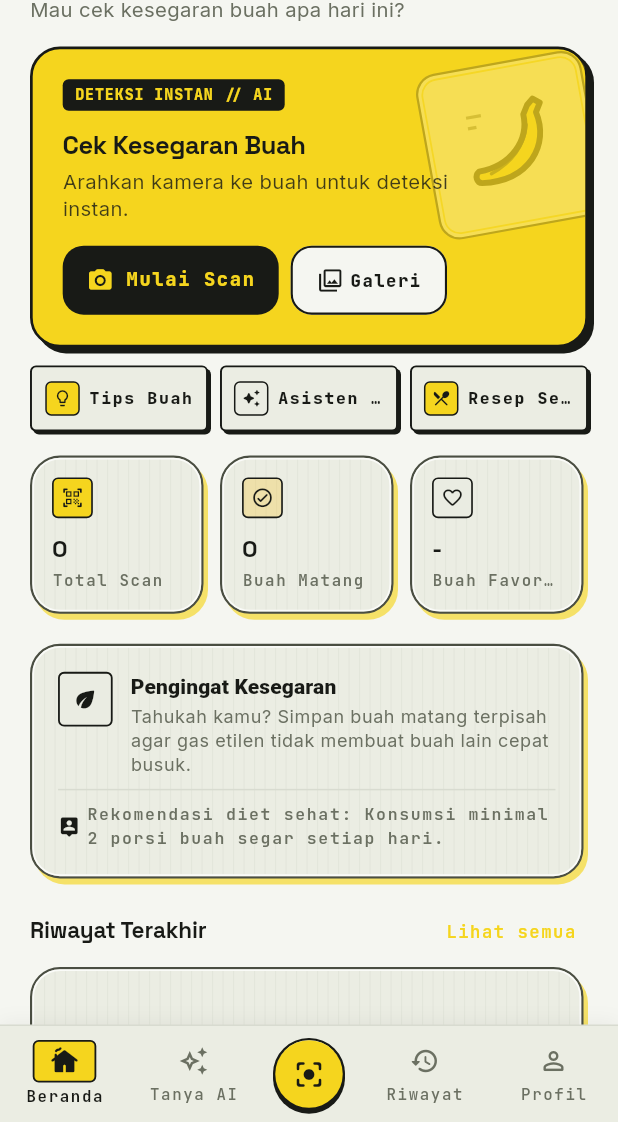
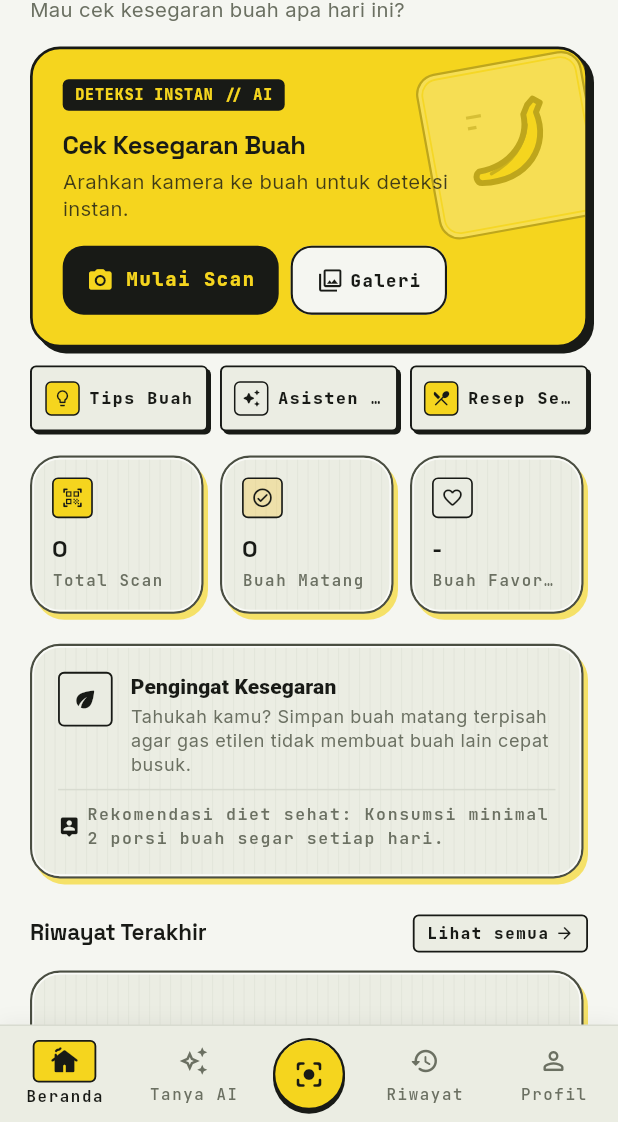
Before and after one commit to TEGARWK/BananaLens, a Flutter app: the HomeScreen screen opened by its route, on a phone screen of 412 x 824 dp, the part 114-1236 px from its top. Run offline on Flutter 3.47's test engine with Material 3 defaults, Android fonts, the phone set to English and light mode, and no system bars; our stand-ins replace camera, cloud_firestore, dio, firebase_auth, firebase_core, flutter_dotenv and 9 more; missing offline and left inert: google_mlkit_image_labeling, tflite_flutter; accounts and stored records are empty.

Commit message:
fix(ui): improve contrast and BananaLens styling for SectionHeader action button

```diff
--- a/lib/ui/widgets/section_header.dart
+++ b/lib/ui/widgets/section_header.dart
@@ -16,32 +16,48 @@ class SectionHeader extends StatelessWidget {
   @override
   Widget build(BuildContext context) {
     final theme = Theme.of(context);
+    final ink = theme.colorScheme.onSurface;
 
     return Padding(
       padding: const EdgeInsets.symmetric(vertical: AppDimens.s4),
       child: Row(
         mainAxisAlignment: MainAxisAlignment.spaceBetween,
         children: [
-          Text(
-            title,
-            style: theme.textTheme.titleMedium?.copyWith(
-              fontWeight: FontWeight.w700,
+          Expanded(
+            child: Text(
+              title,
+              style: theme.textTheme.titleMedium?.copyWith(
+                fontWeight: FontWeight.w800,
+              ),
             ),
           ),
           if (actionText != null)
-            TextButton(
-              onPressed: onAction,
-              style: TextButton.styleFrom(
-                visualDensity: VisualDensity.compact,
-                padding: const EdgeInsets.symmetric(horizontal: AppDimens.s8),
-                minimumSize: Size.zero,
-                tapTargetSize: MaterialTapTargetSize.shrinkWrap,
-              ),
-              child: Text(
-                actionText!,
-                style: theme.textTheme.labelMedium?.copyWith(
-                  color: theme.colorScheme.primary,
-                  fontWeight: FontWeight.w600,
+            InkWell(
+              onTap: onAction,
+              borderRadius: BorderRadius.circular(AppDimens.rSharp),
+              child: Container(
+                padding: const EdgeInsets.symmetric(
+                  horizontal: AppDimens.s8,
+                  vertical: 4,
+                ),
+                decoration: BoxDecoration(
+                  color: theme.colorScheme.surface,
+                  borderRadius: BorderRadius.circular(AppDimens.rSharp),
+                  border: Border.all(color: ink, width: 1.2),
+                ),
+                child: Row(
+                  mainAxisSize: MainAxisSize.min,
+                  children: [
+                    Text(
+                      actionText!,
+                      style: theme.textTheme.labelSmall?.copyWith(
+                        color: ink,
+                        fontWeight: FontWeight.w800,
+                      ),
+                    ),
+                    const SizedBox(width: 4),
+                    Icon(Icons.arrow_forward_rounded, size: 13, color: ink),
+                  ],
                 ),
               ),
             ),
```
